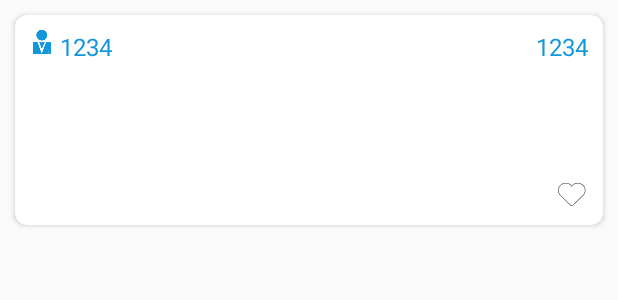
After one commit to tianshangaimi12/wanandroid, an Android app: the layout item_news.xml on its own in the app's theme, with its tools: preview values and no code run, on a phone screen of 412 x 824 dp. The commit adds this screen. Shown: the top 300 px of the screen. Run offline under Robolectric (Android 15) with nearby library versions, the phone set to English and light mode, and no system bars.

Commit message:
完成首页新闻显示

```diff
--- a/src/main/res/layout/activity_main.xml
+++ b/src/main/res/layout/activity_main.xml
@@ -28,6 +28,7 @@
     </LinearLayout>
     <RelativeLayout
         android:background="#3f9be7"
+        android:clickable="true"
         android:id="@+id/rl_setting"
         android:layout_width="match_parent"
         android:layout_height="match_parent"
--- /dev/null
+++ b/src/main/res/layout/item_news.xml
@@ -0,0 +1,66 @@
+<?xml version="1.0" encoding="utf-8"?>
+<android.support.v7.widget.CardView
+    xmlns:android="http://schemas.android.com/apk/res/android"
+    xmlns:app="http://schemas.android.com/apk/res-auto"
+    android:layout_width="match_parent"
+    android:layout_height="140dp"
+    android:layout_margin="10dp"
+    app:cardCornerRadius="8dp">
+    <RelativeLayout
+        android:layout_width="match_parent"
+        android:layout_height="match_parent"
+        android:padding="10dp">
+        <ImageView
+            android:id="@+id/img_item_news_person"
+            android:layout_width="wrap_content"
+            android:layout_height="wrap_content"
+            android:src="@drawable/ic_person"
+            android:layout_alignParentTop="true"
+            android:layout_alignParentLeft="true"/>
+        <TextView
+            android:id="@+id/txt_item_news_person"
+            android:gravity="center"
+            android:text="1234"
+            android:layout_toRightOf="@id/img_item_news_person"
+            android:layout_width="wrap_content"
+            android:layout_height="wrap_content"
+            android:layout_alignTop="@id/img_item_news_person"
+            android:layout_marginLeft="4dp"
+            android:textColor="@color/colorMain"
+            android:textSize="16sp"/>
+        <TextView
+            android:id="@+id/txt_item_news_date"
+            android:layout_width="wrap_content"
+            android:layout_height="wrap_content"
+            android:textSize="16dp"
+            android:text="1234"
+            android:textColor="@color/colorMain"
+            android:layout_alignParentTop="true"
+            android:layout_alignParentRight="true"/>
+        <TextView
+            android:id="@+id/txt_item_news_content"
+            android:layout_width="match_parent"
+            android:layout_height="wrap_content"
+            android:layout_alignParentLeft="true"
+            android:layout_centerVertical="true"
+            android:maxLines="2"
+            android:ellipsize="marquee"
+            android:textSize="20sp"
+            android:textColor="#222222"/>
+        <TextView
+            android:id="@+id/txt_item_news_subject"
+            android:layout_width="wrap_content"
+            android:layout_height="wrap_content"
+            android:layout_alignParentLeft="true"
+            android:layout_alignParentBottom="true"
+            android:textSize="16sp"
+            android:textColor="@color/colorMain"/>
+        <ImageView
+            android:id="@+id/img_item_news_loved"
+            android:layout_width="wrap_content"
+            android:layout_height="wrap_content"
+            android:layout_alignParentBottom="true"
+            android:layout_alignParentRight="true"
+            android:src="@drawable/ic_love_off"/>
+    </RelativeLayout>
+</android.support.v7.widget.CardView>
```
Also changed, not shown: build.gradle (+3 -6 lines), src/main/java/com/example/wanandroid/MainActivity.java (+5 -16 lines), src/main/java/com/example/wanandroid/contoller/FirstPageNewsAdapter.java (added, +96 -0 lines), src/main/java/com/example/wanandroid/contoller/ItemClickListener.java (added, +11 -0 lines), src/main/java/com/example/wanandroid/fragment/FirstPageFragment.java (+100 -6 lines), src/main/java/com/example/wanandroid/javabean/FirstPageNewsBean.java (added, +104 -0 lines), src/main/java/com/example/wanandroid/javabean/NewsBean.java (added, +89 -0 lines), src/main/java/com/example/wanandroid/utils/RetrofitUtils.java (+6 -1 lines), src/main/res/layout/fragment_first_page.xml (+6 -1 lines), src/main/res/drawable-xxhdpi/ic_love_off.png (added), src/main/res/drawable-xxhdpi/ic_love_on.png (added), src/main/res/drawable-xxhdpi/ic_person.png (added).
